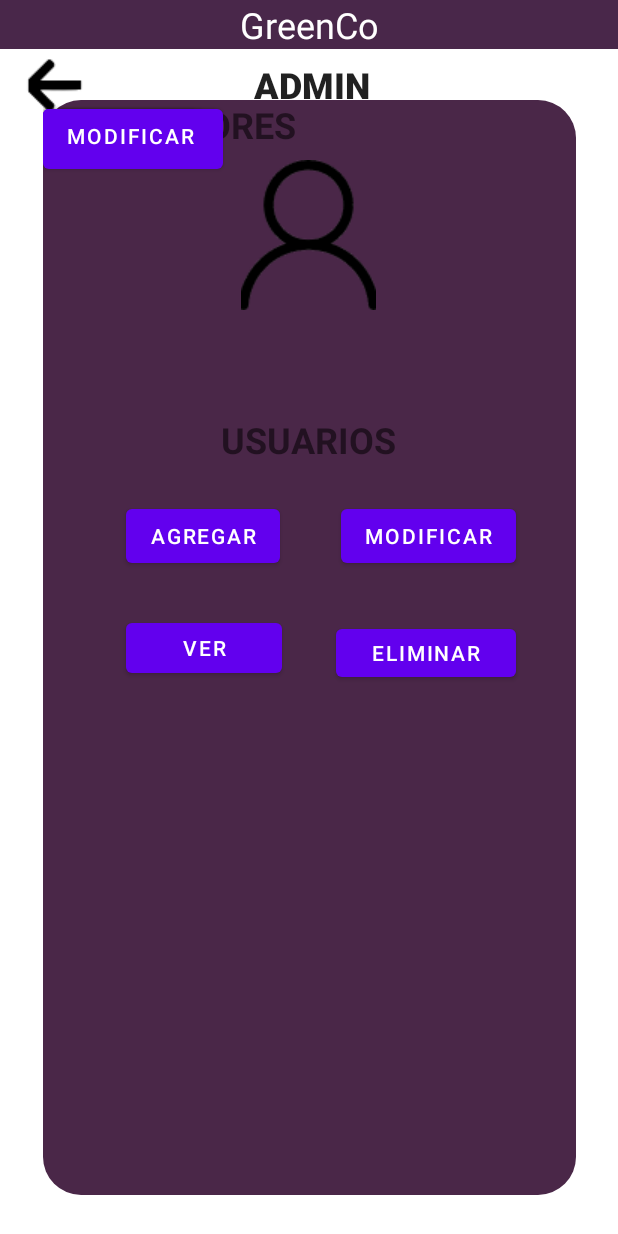
After one commit to datbat001/GreenCo-Concurso, an Android app: the layout adminprofile.xml on its own in the app's theme, with its tools: preview values and no code run, on a phone screen of 412 x 824 dp. The commit adds this screen. Run offline under Robolectric (Android 15) with nearby library versions, the phone set to English and light mode, and no system bars; Roboto replaces fonts that are not available here.

Commit message:
creacion de la interfaz del admin para controlar usuarios

```diff
--- a/GreenCo/app/src/main/res/layout/activity_perfil.xml
+++ b/GreenCo/app/src/main/res/layout/activity_perfil.xml
@@ -94,7 +94,8 @@
             android:layout_marginEnd="40dp"
             app:layout_constraintEnd_toEndOf="parent"
             app:srcCompat="@drawable/check"
-            tools:layout_editor_absoluteY="320dp" />
+            tools:layout_editor_absoluteY="320dp"
+            tools:ignore="MissingConstraints" />
 
         <TextView
             android:id="@+id/textView31"
@@ -104,7 +105,8 @@
             android:textColor="#FFFFFF"
             android:textStyle="normal|bold"
             tools:layout_editor_absoluteX="88dp"
-            tools:layout_editor_absoluteY="419dp" />
+            tools:layout_editor_absoluteY="419dp"
+            tools:ignore="MissingConstraints" />
 
         <TextView
             android:id="@+id/textView32"
--- /dev/null
+++ b/GreenCo/app/src/main/res/layout/adminprofile.xml
@@ -0,0 +1,172 @@
+<?xml version="1.0" encoding="utf-8"?>
+<androidx.constraintlayout.widget.ConstraintLayout xmlns:android="http://schemas.android.com/apk/res/android"
+    xmlns:app="http://schemas.android.com/apk/res-auto"
+    xmlns:tools="http://schemas.android.com/tools"
+    android:layout_width="match_parent"
+    android:layout_height="match_parent"
+    tools:context=".perfil">
+
+    <TextView
+        android:id="@+id/grenCo"
+        android:layout_width="match_parent"
+        android:layout_height="wrap_content"
+        android:background="#49274A"
+        android:text="@string/app_name"
+        android:textAlignment="center"
+        android:textColor="#FFFFFF"
+        android:textSize="24sp"
+        app:layout_constraintEnd_toEndOf="parent"
+        app:layout_constraintStart_toStartOf="parent"
+        tools:ignore="MissingConstraints" />
+
+    <ImageButton
+        android:id="@+id/imageButton"
+        android:layout_width="62dp"
+        android:layout_height="47dp"
+        android:layout_marginStart="4dp"
+        android:src="@drawable/back"
+        android:background="@color/white"
+        app:layout_constraintStart_toStartOf="parent"
+        app:layout_constraintTop_toBottomOf="@+id/grenCo" />
+
+    <androidx.constraintlayout.widget.ConstraintLayout
+        android:id="@+id/constraintLayout"
+        android:layout_width="355dp"
+        android:layout_height="730dp"
+        android:background="@drawable/perfil_container_bordered"
+        app:layout_constraintBottom_toBottomOf="parent"
+        app:layout_constraintEnd_toEndOf="parent"
+        app:layout_constraintStart_toStartOf="parent"
+        app:layout_constraintTop_toBottomOf="@+id/grenCo"
+        app:layout_constraintVertical_bias="0.559">
+
+        <Button
+            android:id="@+id/aggProductor"
+            android:layout_width="wrap_content"
+            android:layout_height="wrap_content"
+            android:text="Agregar"
+            tools:layout_editor_absoluteX="55dp"
+            tools:layout_editor_absoluteY="467dp" />
+
+        <Button
+            android:id="@+id/eliminarProductor"
+            android:layout_width="120dp"
+            android:layout_height="52dp"
+            android:text="Eliminar"
+            tools:layout_editor_absoluteX="195dp"
+            tools:layout_editor_absoluteY="531dp" />
+
+        <Button
+            android:id="@+id/verProductor"
+            android:layout_width="108dp"
+            android:layout_height="45dp"
+            android:text="Ver"
+            tools:layout_editor_absoluteX="55dp"
+            tools:layout_editor_absoluteY="531dp" />
+
+        <ImageView
+            android:id="@+id/imageView12"
+            android:layout_width="wrap_content"
+            android:layout_height="wrap_content"
+            android:layout_marginTop="40dp"
+            app:layout_constraintEnd_toEndOf="parent"
+            app:layout_constraintHorizontal_bias="0.498"
+            app:layout_constraintStart_toStartOf="parent"
+            app:layout_constraintTop_toTopOf="parent"
+            app:srcCompat="@drawable/profile2" />
+
+        <TextView
+            android:id="@+id/textView38"
+            android:layout_width="wrap_content"
+            android:layout_height="wrap_content"
+            android:layout_marginTop="68dp"
+            android:text="USUARIOS"
+            android:textSize="24sp"
+            android:textStyle="bold"
+            app:layout_constraintBottom_toBottomOf="parent"
+            app:layout_constraintEnd_toEndOf="parent"
+            app:layout_constraintHorizontal_bias="0.497"
+            app:layout_constraintStart_toStartOf="parent"
+            app:layout_constraintTop_toBottomOf="@+id/imageView12"
+            app:layout_constraintVertical_bias="0.004"
+            tools:ignore="MissingConstraints" />
+
+        <Button
+            android:id="@+id/AggUser"
+            android:layout_width="wrap_content"
+            android:layout_height="wrap_content"
+            android:layout_marginStart="40dp"
+            android:layout_marginTop="24dp"
+            android:text="Agregar"
+            app:layout_constraintEnd_toStartOf="@+id/ModUser"
+            app:layout_constraintHorizontal_bias="0.277"
+            app:layout_constraintStart_toStartOf="parent"
+            app:layout_constraintTop_toBottomOf="@+id/textView38" />
+
+        <Button
+            android:id="@+id/VerUser"
+            android:layout_width="104dp"
+            android:layout_height="45dp"
+            android:layout_marginStart="40dp"
+            android:layout_marginTop="28dp"
+            android:text="Ver"
+            app:layout_constraintEnd_toStartOf="@+id/DeleteUser"
+            app:layout_constraintHorizontal_bias="0.294"
+            app:layout_constraintStart_toStartOf="parent"
+            app:layout_constraintTop_toBottomOf="@+id/AggUser" />
+
+        <Button
+            android:id="@+id/DeleteUser"
+            android:layout_width="120dp"
+            android:layout_height="44dp"
+            android:layout_marginTop="32dp"
+            android:layout_marginEnd="40dp"
+            android:text="Eliminar"
+            app:layout_constraintEnd_toEndOf="parent"
+            app:layout_constraintTop_toBottomOf="@+id/ModUser" />
+
+        <Button
+            android:id="@+id/ModUser"
+            android:layout_width="wrap_content"
+            android:layout_height="wrap_content"
+            android:layout_marginTop="24dp"
+            android:layout_marginEnd="40dp"
+            android:text="Modificar"
+            app:layout_constraintEnd_toEndOf="parent"
+            app:layout_constraintTop_toBottomOf="@+id/textView38" />
+
+        <TextView
+            android:id="@+id/textView39"
+            android:layout_width="wrap_content"
+            android:layout_height="wrap_content"
+            android:text="PRODUCTORES"
+            android:textSize="24sp"
+            android:textStyle="bold"
+            tools:layout_editor_absoluteX="94dp"
+            tools:layout_editor_absoluteY="417dp" />
+
+        <Button
+            android:id="@+id/modProductor"
+            android:layout_width="wrap_content"
+            android:layout_height="wrap_content"
+            android:text="Modificar"
+            tools:layout_editor_absoluteX="198dp"
+            tools:layout_editor_absoluteY="467dp" />
+
+
+    </androidx.constraintlayout.widget.ConstraintLayout>
+
+    <TextView
+        android:id="@+id/textView36"
+        android:layout_width="wrap_content"
+        android:layout_height="wrap_content"
+        android:text="ADMIN"
+        android:textAppearance="@style/TextAppearance.AppCompat.Body2"
+        android:textSize="24sp"
+        android:textStyle="bold"
+        app:layout_constraintBottom_toBottomOf="@+id/imageButton"
+        app:layout_constraintEnd_toEndOf="parent"
+        app:layout_constraintHorizontal_bias="0.385"
+        app:layout_constraintStart_toEndOf="@+id/imageButton"
+        app:layout_constraintTop_toBottomOf="@+id/grenCo" />
+</androidx.constraintlayout.widget.ConstraintLayout>
```
